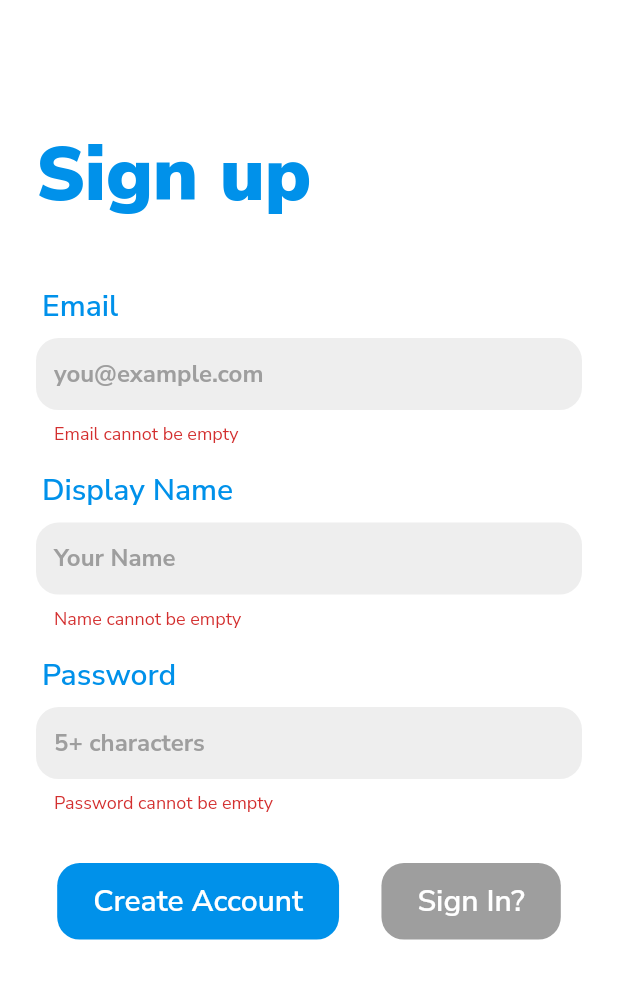
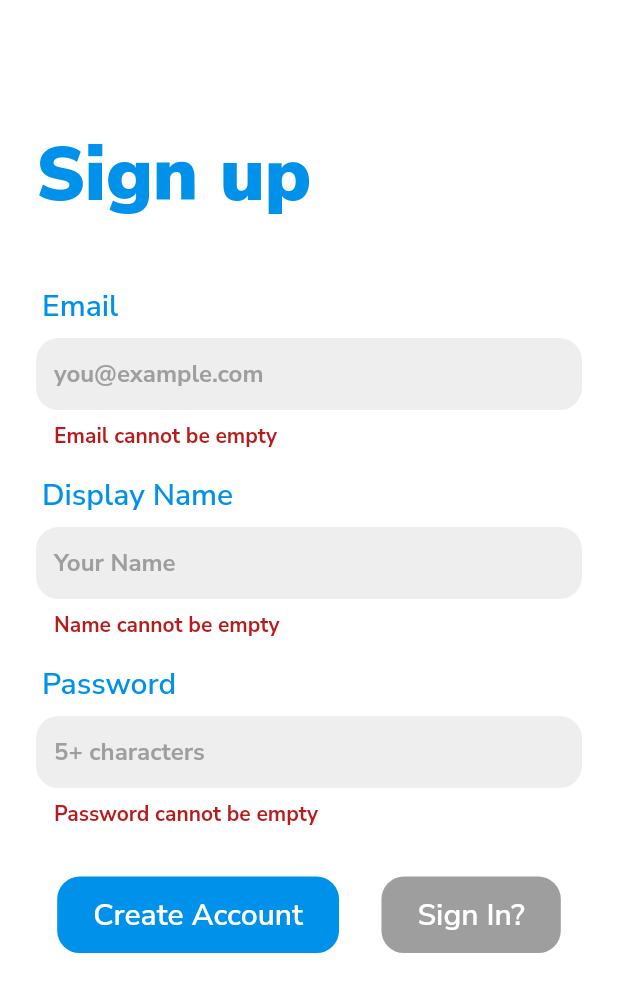
Before and after one commit to ankanSikdar/flutter-wuphf-chat, a Flutter app: the SignUpScreen screen opened by its route, after a tap on "Create Account", on a phone screen of 412 x 824 dp. Shown: the top 992 px of the screen. Run offline on Flutter 3.47's test engine with Material 2 defaults, Android fonts, the phone set to English and light mode, and no system bars; our stand-ins replace bloc, cloud_firestore, equatable, firebase_auth, firebase_core, flutter_bloc and 1 more; accounts and stored records are empty.

Commit message:
Added errorcolor and bodytext2 theme

```diff
--- a/lib/config/theme_config.dart
+++ b/lib/config/theme_config.dart
@@ -7,6 +7,7 @@ class ThemeConfig {
     primaryColor: Colors.lightBlueAccent.shade700,
     accentColor: Colors.black,
     scaffoldBackgroundColor: Colors.white,
+    errorColor: Colors.red.shade900,
     textTheme: TextTheme().copyWith(
       headline3: TextStyle(
         fontSize: 50,
@@ -20,6 +21,9 @@ class ThemeConfig {
         fontWeight: FontWeight.bold,
         fontSize: 16.0,
       ),
+      bodyText2: TextStyle(
+        fontWeight: FontWeight.bold,
+      ),
     ),
     fontFamily: GoogleFonts.nunitoSans().fontFamily,
   );
--- a/lib/screens/signup/widgets/input_text_field.dart
+++ b/lib/screens/signup/widgets/input_text_field.dart
@@ -34,6 +34,9 @@ class InputTextField extends StatelessWidget {
           horizontal: 12.0,
           vertical: 4.0,
         ),
+        errorStyle: Theme.of(context).textTheme.bodyText2.apply(
+              color: Theme.of(context).errorColor,
+            ),
       ),
       style: Theme.of(context).textTheme.bodyText1,
       keyboardType: textInputType,
```
